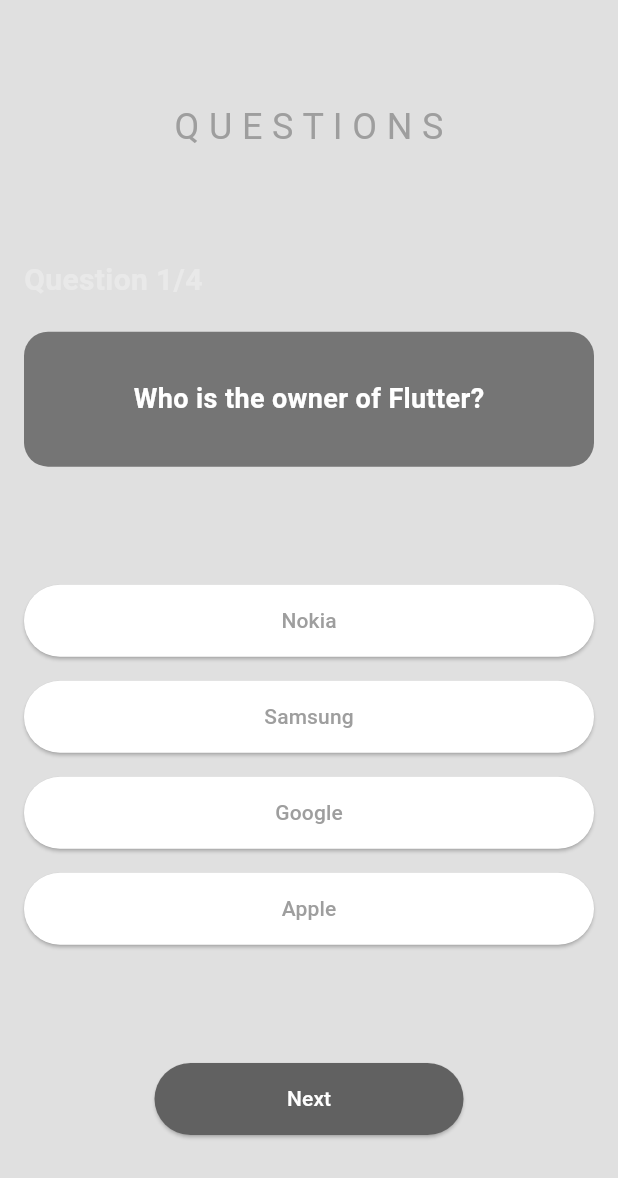
After one commit to eyitayo77/QuizAPP, a Flutter app: the QuizScreen screen opened directly, on a phone screen of 412 x 824 dp. The commit adds this screen. Shown: the top 1178 px of the screen. Run offline on Flutter 3.47's test engine with Material 3 defaults, Android fonts, the phone set to English and light mode, and no system bars.

Commit message:
modified:   lib/pages/intro_page.dart 	modified:   lib/pages/login_page.dart 	new file:   lib/pages/quiz_model.dart 	new file:   lib/pages/quiz_screen.dart

```diff
--- a/lib/pages/intro_page.dart
+++ b/lib/pages/intro_page.dart
@@ -1,5 +1,5 @@
 import 'package:flutter/material.dart';
-import 'package:flutter_quiz_app/pages/login_page.dart';
+import 'package:flutter_quiz_app/pages/quiz_screen.dart';
 
 class IntroPage extends StatelessWidget {
   const IntroPage({super.key});
@@ -8,17 +8,25 @@ class IntroPage extends StatelessWidget {
   Widget build(BuildContext context) {
     return Scaffold(
       appBar: AppBar(
+          backgroundColor: Colors.grey[400],
           // ignore: prefer_const_constructors
-          title: Text("I N T R O P A G E ")),
+          title: Text("W E L C O M E ")),
+      backgroundColor: Colors.grey[300],
       body: Center(
         child: ElevatedButton(
+          style: ElevatedButton.styleFrom(
+            backgroundColor: Colors.grey[500], // Set the background color here
+            foregroundColor: Colors.white,
+          ), // This sets the text color
           // ignore: prefer_const_constructors
-          child: Text("go to home"),
+          child: Text(
+            "B E G I N Q U I Z!",
+          ),
           onPressed: () {
             //go to  new page
             Navigator.push(
               context,
-              MaterialPageRoute(builder: (context) => LoginPage()),
+              MaterialPageRoute(builder: (context) => QuizScreen()),
             );
           },
         ),
--- a/lib/pages/login_page.dart
+++ b/lib/pages/login_page.dart
@@ -15,7 +15,7 @@ class LoginPage extends StatelessWidget {
 
   // sign user in method
   // void signUserIn() {
-  //   Navigator.push('/IntroPage');
+  //   Navigator.pushNamed('/IntroPage');
   // }
 
   @override
--- /dev/null
+++ b/lib/pages/quiz_model.dart
@@ -0,0 +1,58 @@
+class Question {
+  final String questionText;
+  final List<Answer> answersList;
+
+  Question(this.questionText, this.answersList);
+}
+
+class Answer {
+  final String answerText;
+  final bool isCorrect;
+
+  Answer(this.answerText, this.isCorrect);
+}
+
+List<Question> getQuestions() {
+  List<Question> list = [];
+  //ADD questions and answer here
+
+  list.add(Question(
+    "Who is the owner of Flutter?",
+    [
+      Answer("Nokia", false),
+      Answer("Samsung", false),
+      Answer("Google", true),
+      Answer("Apple", false),
+    ],
+  ));
+
+  list.add(Question(
+    "Who owns Iphone?",
+    [
+      Answer("Apple", true),
+      Answer("Microsoft", false),
+      Answer("Google", false),
+      Answer("Nokia", false),
+    ],
+  ));
+
+  list.add(Question(
+    "Youtube is _________  platform?",
+    [
+      Answer("Music Sharing", false),
+      Answer("Video Sharing", false),
+      Answer("Live Streaming", false),
+      Answer("All of the above", true),
+    ],
+  ));
+
+  list.add(Question(
+    "Flutter user dart as a language?",
+    [
+      Answer("True", true),
+      Answer("False", false),
+    ],
+  ));
+
+  return list;
+}
--- /dev/null
+++ b/lib/pages/quiz_screen.dart
@@ -0,0 +1,181 @@
+// ignore_for_file: sort_child_properties_last
+
+import 'package:flutter/material.dart';
+import 'package:flutter_quiz_app/pages/quiz_model.dart';
+
+class QuizScreen extends StatefulWidget {
+  @override
+  State<QuizScreen> createState() => _QuizScreenState();
+}
+
+class _QuizScreenState extends State<QuizScreen> {
+  //define the datas
+  List<Question> questionList = getQuestions();
+  int currentQuestionIndex = 0;
+  int score = 0;
+  Answer? selectedAnswer;
+
+  @override
+  Widget build(BuildContext context) {
+    return Scaffold(
+      backgroundColor: Colors.grey[300],
+      body: Container(
+        margin: const EdgeInsets.symmetric(horizontal: 16, vertical: 32),
+        child:
+            Column(mainAxisAlignment: MainAxisAlignment.spaceAround, children: [
+          const Text(
+            "Q U E S T I O N S",
+            style: TextStyle(
+              color: Colors.grey,
+              fontSize: 24,
+            ),
+          ),
+          _questionWidget(),
+          _answerList(),
+          _nextButton(),
+        ]),
+      ),
+    );
+  }
+
+  _questionWidget() {
+    return Column(
+      crossAxisAlignment: CrossAxisAlignment.start,
+      mainAxisAlignment: MainAxisAlignment.center,
+      children: [
+        Text(
+          "Question ${currentQuestionIndex + 1}/${questionList.length.toString()}",
+          style: const TextStyle(
+            color: Colors.white30,
+            fontSize: 20,
+            fontWeight: FontWeight.w600,
+          ),
+        ),
+        const SizedBox(height: 20),
+        Container(
+          alignment: Alignment.center,
+          width: double.infinity,
+          padding: const EdgeInsets.all(32),
+          decoration: BoxDecoration(
+            color: Colors.grey[600],
+            borderRadius: BorderRadius.circular(16),
+          ),
+          child: Text(
+            questionList[currentQuestionIndex].questionText,
+            style: const TextStyle(
+              color: Colors.white,
+              fontSize: 18,
+              fontWeight: FontWeight.w600,
+            ),
+          ),
+        )
+      ],
+    );
+  }
+
+  _answerList() {
+    return Column(
+      children: questionList[currentQuestionIndex]
+          .answersList
+          .map(
+            (e) => _answerButton(e),
+          )
+          .toList(),
+    );
+  }
+
+  Widget _answerButton(Answer answer) {
+    bool isSelected = answer == selectedAnswer;
+
+    return Container(
+      width: double.infinity,
+      margin: const EdgeInsets.symmetric(vertical: 8),
+      height: 48,
+      child: ElevatedButton(
+        child: Text(answer.answerText),
+        style: ElevatedButton.styleFrom(
+          foregroundColor: isSelected ? Colors.white : Colors.grey,
+          backgroundColor: isSelected ? Colors.grey[700] : Colors.white,
+          shape: const StadiumBorder(),
+        ),
+        onPressed: () {
+          if (selectedAnswer == null) {
+            if (answer.isCorrect) {
+              score++;
+            }
+            setState(() {
+              selectedAnswer = answer;
+            });
+          }
+        },
+      ),
+    );
+  }
+
+  _nextButton() {
+    bool isLastQuestion = false;
+    if (currentQuestionIndex == questionList.length - 1) {
+      isLastQuestion = true;
+    }
+
+    // ignore: sized_box_for_whitespace
+    return Container(
+      width: MediaQuery.of(context).size.width * 0.5,
+      height: 48,
+      child: ElevatedButton(
+        child: Text(isLastQuestion ? "Submit" : "Next"),
+        style: ElevatedButton.styleFrom(
+          foregroundColor: Colors.white,
+          backgroundColor: Colors.grey[700],
+          shape: const StadiumBorder(),
+        ),
+        onPressed: () {
+          if (isLastQuestion) {
+            //display score
+
+            showDialog(context: context, builder: (_) => _showScoreDialog());
+          } else {
+            //next question
+            setState(() {
+              selectedAnswer = null;
+              currentQuestionIndex++;
+            });
+          }
+        },
+      ),
+    );
+  }
+
+  _showScoreDialog() {
+    bool isPassed = false;
+
+    if (score >= questionList.length * 0.6) {
+      //pass if 60 %
+      isPassed = true;
+    }
+    String title = isPassed ? "Passed " : "Failed";
+
+    return AlertDialog(
+      backgroundColor: Colors.grey[700],
+      title: Text(
+        title + " | Score is $score",
+        style: TextStyle(color: isPassed ? Colors.green : Colors.redAccent),
+      ),
+      content: ElevatedButton(
+        style: ElevatedButton.styleFrom(
+          backgroundColor: Colors.grey[500], // Set the background color here
+          foregroundColor: Colors.white,
+        ), // This sets the text color
+        child: const Text("Restart"),
+        onPressed: () {
+          Navigator.pop(context);
+          setState(() {
+            currentQuestionIndex = 0;
+            score = 0;
+            selectedAnswer = null;
+          });
+        },
+      ),
+    );
+  }
+}
```
